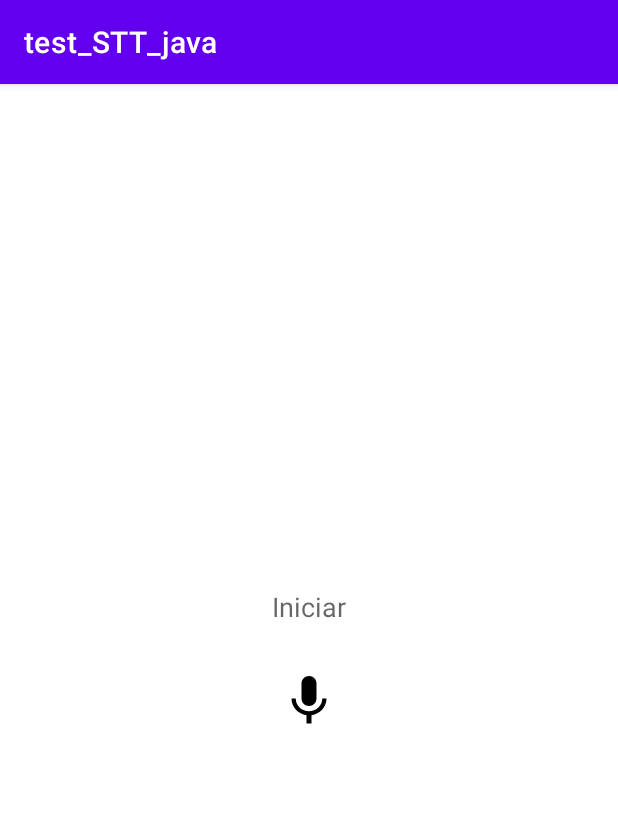
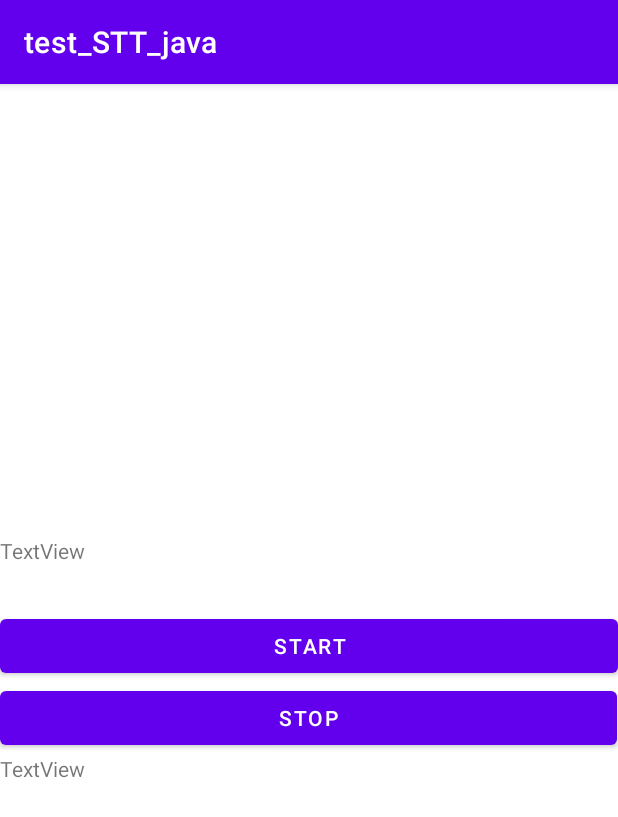
Before and after one commit to mromoc1/java-disto-movil, an Android app: the MainActivity screen opened directly, with no data from a screen before it, on a phone screen of 412 x 824 dp. Shown: the top 817 px of the screen. Run offline under Robolectric (Android 15) with nearby library versions, the phone set to English and light mode, and no system bars; 1 statement that could not run was skipped.

Commit message:
textView para mostrar lo que se va diciendo. Boton de inicio para empezar. Boton de stop para pausar la escucha (no funciona correctamente)

```diff
--- a/app/src/main/java/me/disto/test_stt_java/MainActivity.java
+++ b/app/src/main/java/me/disto/test_stt_java/MainActivity.java
@@ -1,4 +1,5 @@
 package me.disto.test_stt_java;
+
 
 import androidx.annotation.NonNull;
 import androidx.appcompat.app.AppCompatActivity;
@@ -15,10 +16,18 @@ import android.speech.SpeechRecognizer;
 import android.util.Log;
 import android.widget.TextView;
 import android.widget.Toast;
+import java.io.OutputStream;
+import java.net.HttpURLConnection;
+import java.net.URL;
+
 
 import java.util.ArrayList;
-import java.util.Arrays;
 import java.util.Locale;
+//importa librearias para generar un boton
+import android.view.View;
+import android.widget.Button;
+
+
 
 public class MainActivity extends AppCompatActivity implements RecognitionListener {
 
@@ -32,7 +41,7 @@ public class MainActivity extends AppCompatActivity implements RecognitionListen
     protected void onCreate(Bundle savedInstanceState) {
         super.onCreate(savedInstanceState);
         setContentView(R.layout.activity_main);
-        returnedText = findViewById(R.id.textView1);
+//        returnedText = findViewById(R.id.textView1);
         resetSpeechRecognizer();
         int permissionCheck = ContextCompat.checkSelfPermission(getApplicationContext(), Manifest.permission.RECORD_AUDIO);
         if (permissionCheck != PackageManager.PERMISSION_GRANTED) {
@@ -45,7 +54,31 @@ public class MainActivity extends AppCompatActivity implements RecognitionListen
         recognizerIntent.putExtra(RecognizerIntent.EXTRA_LANGUAGE, Locale.getDefault());
         recognizerIntent.putExtra(RecognizerIntent.EXTRA_PARTIAL_RESULTS, true);
 
-        speech.startListening(recognizerIntent);
+
+//        speech.startListening(recognizerIntent);
+//        crea un boton para iniciar el reconocimiento de voz
+        Button btn = (Button) findViewById(R.id.btnStart);
+        btn.setOnClickListener(new View.OnClickListener() {
+            @Override
+            public void onClick(View v) {
+                speech.startListening(recognizerIntent);
+            }
+        });
+
+        Button btnStop = (Button) findViewById(R.id.btnStop);
+        btnStop.setOnClickListener(new View.OnClickListener() {
+            @Override
+            public void onClick(View v) {
+//                stopListening();
+                speech.stopListening();
+//                destroy
+                speech.destroy();
+
+
+
+            }
+        });
+
     }
 
     private void resetSpeechRecognizer() {
@@ -108,16 +141,17 @@ public class MainActivity extends AppCompatActivity implements RecognitionListen
         }
         if(!aux.equals(text.toString())){
             aux = text.toString();
-            Log.i(LOG_TAG, "onPartialResults: " + text.toString());
+//            Log.i(LOG_TAG, "onPartialResults: " + text.toString());
+//          escribe el texto en el textview
+            returnedText = findViewById(R.id.capturedText);
+            returnedText.setText(text.toString());
+//            send a get request to http://20.226.8.136:8080/distoAPI/predecir?palabra=
+            String url = "http://20.226.8.136:8080/distoAPI/predecir?palabra=" + text.toString();
+
 
         }else{
 
         }
-
-
-
-
-
     }
 
     @Override
--- a/app/src/main/res/layout/activity_main.xml
+++ b/app/src/main/res/layout/activity_main.xml
@@ -1,32 +1,36 @@
 <?xml version="1.0" encoding="utf-8"?>
-<LinearLayout
+<LinearLayout xmlns:android="http://schemas.android.com/apk/res/android"
     xmlns:app="http://schemas.android.com/apk/res-auto"
     xmlns:tools="http://schemas.android.com/tools"
-    xmlns:android="http://schemas.android.com/apk/res/android"
     android:layout_width="match_parent"
     android:layout_height="match_parent"
+    android:layout_gravity="center"
+    android:gravity="center"
     android:orientation="vertical"
-    android:gravity="center"
-    android:layout_gravity="center"
     tools:context=".MainActivity">
 
-    <EditText
-        android:id="@+id/textView1"
-        android:layout_marginBottom="15dp"
-        android:background="@null"
-        android:hint="Iniciar"
-        android:textAlignment="center"
-        android:inputType="text"
+    <TextView
+        android:id="@+id/capturedText"
+        android:layout_width="match_parent"
+        android:layout_height="49dp"
+        android:text="TextView" />
+
+    <Button
+        android:id="@+id/btnStart"
         android:layout_width="match_parent"
         android:layout_height="wrap_content"
-        />
-    <ImageView
-        android:id="@+id/buttons"
-        android:layout_width="40dp"
-        android:layout_height="40dp"
-        android:src="@drawable/mic_off"
-        android:backgroundTint="#F9F8FA"
-        android:layout_marginTop="15dp"
-        />
+        android:text="Start" />
+
+    <Button
+        android:id="@+id/btnStop"
+        android:layout_width="411dp"
+        android:layout_height="wrap_content"
+        android:text="STOP" />
+
+    <TextView
+        android:id="@+id/textView2"
+        android:layout_width="match_parent"
+        android:layout_height="wrap_content"
+        android:text="TextView" />
 
 </LinearLayout>
```
